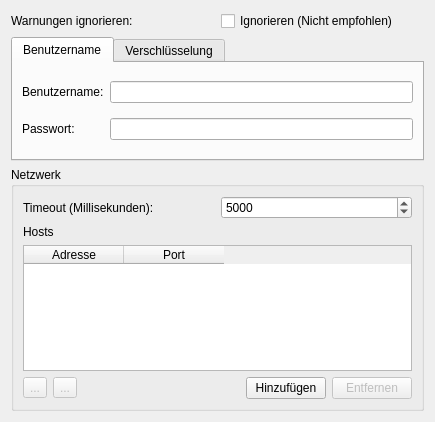
Before: the Qt Designer form ui/networksettingsdlg.ui in KDE/simon, drawn with Qt 5.
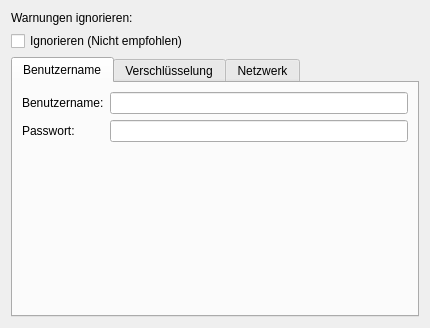
After: the same form once the commit is applied. Icons and pictures are not drawn.

What changed in the file:
```diff
--- a/ui/networksettingsdlg.ui
+++ b/ui/networksettingsdlg.ui
@@ -5,8 +5,8 @@
    <rect>
     <x>0</x>
     <y>0</y>
-    <width>435</width>
-    <height>422</height>
+    <width>430</width>
+    <height>328</height>
    </rect>
   </property>
   <property name="windowTitle" >
@@ -15,22 +15,22 @@
   <property name="windowIcon" >
    <iconset/>
   </property>
-  <layout class="QGridLayout" >
-   <item row="0" column="0" >
+  <layout class="QVBoxLayout" >
+   <item>
     <widget class="QLabel" name="lbIgnoreWarnings" >
      <property name="text" >
       <string>Warnungen ignorieren:</string>
      </property>
     </widget>
    </item>
-   <item row="0" column="1" >
+   <item>
     <widget class="QCheckBox" name="cbIgnoreWarnings" >
      <property name="text" >
       <string>Ignorieren (Nicht empfohlen)</string>
      </property>
     </widget>
    </item>
-   <item row="1" column="0" colspan="2" >
+   <item>
     <widget class="QTabWidget" name="twNetwork" >
      <property name="currentIndex" >
       <number>0</number>
@@ -70,6 +70,19 @@
          </property>
         </widget>
        </item>
+       <item row="2" column="1" >
+        <spacer>
+         <property name="orientation" >
+          <enum>Qt::Vertical</enum>
+         </property>
+         <property name="sizeHint" >
+          <size>
+           <width>20</width>
+           <height>40</height>
+          </size>
+         </property>
+        </spacer>
+       </item>
       </layout>
      </widget>
      <widget class="QWidget" name="tbEncryption" >
@@ -110,18 +123,25 @@
        <item row="2" column="1" >
         <widget class="QLineEdit" name="leCert" />
        </item>
-      </layout>
-     </widget>
-    </widget>
-   </item>
-   <item row="2" column="0" colspan="2" >
-    <widget class="QGroupBox" name="gbJulius" >
-     <property name="title" >
+       <item row="3" column="1" >
+        <spacer>
+         <property name="orientation" >
+          <enum>Qt::Vertical</enum>
+         </property>
+         <property name="sizeHint" >
+          <size>
+           <width>20</width>
+           <height>40</height>
+          </size>
+         </property>
+        </spacer>
+       </item>
+      </layout>
+     </widget>
+     <widget class="QWidget" name="tbNet" >
+      <attribute name="title" >
       <string>Netzwerk</string>
-     </property>
-     <property name="flat" >
-      <bool>false</bool>
-     </property>
+      </attribute>
      <layout class="QVBoxLayout" >
       <item>
        <layout class="QHBoxLayout" >
@@ -250,6 +270,7 @@
        </layout>
       </item>
      </layout>
+     </widget>
     </widget>
    </item>
   </layout>
```
Lines whose indentation alone changed are shown as unchanged.
